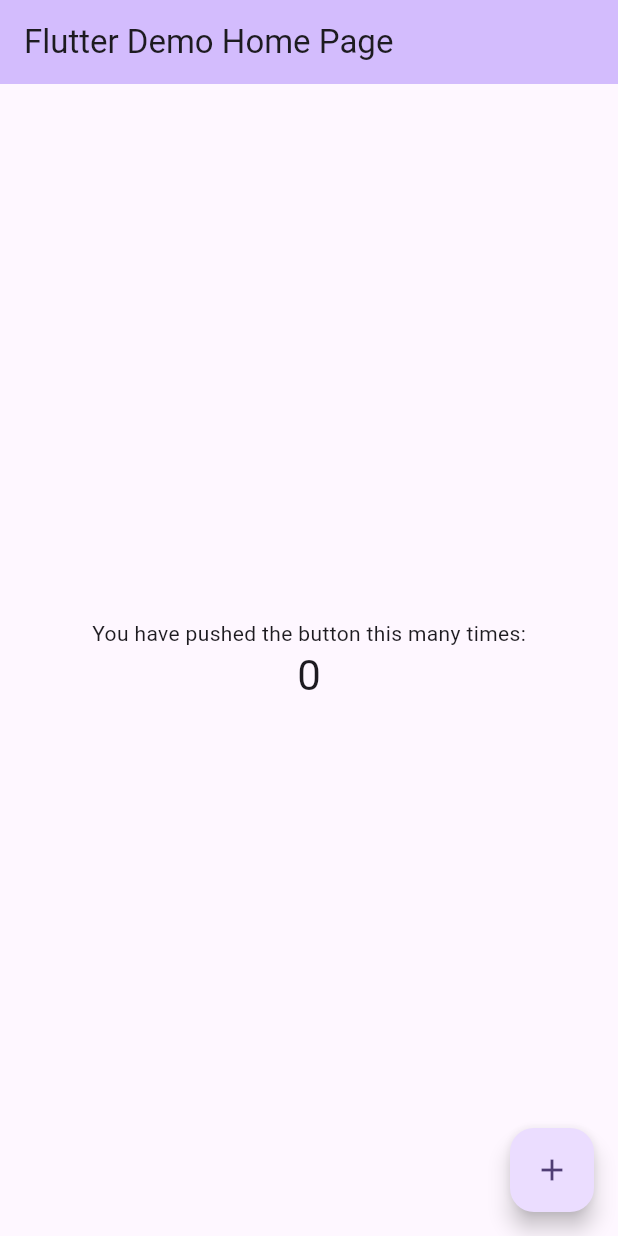
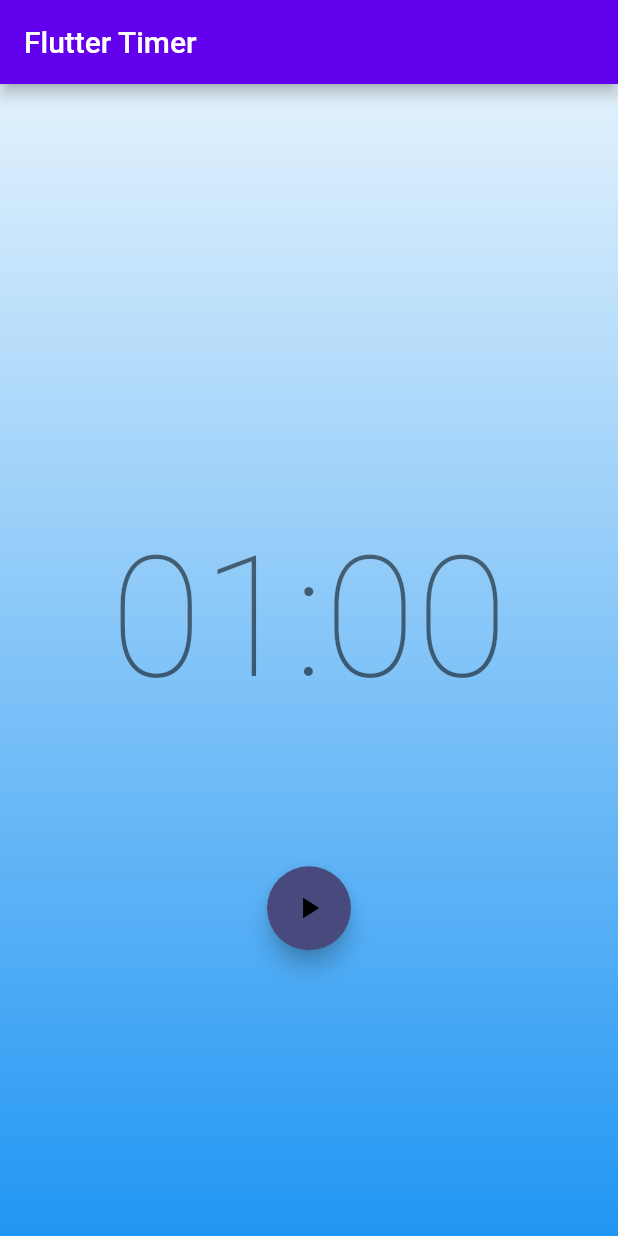
Before and after one commit to zdravkostanin1/timer, a Flutter app: the screen it shows after launch, on a phone screen of 412 x 824 dp. Run offline on Flutter 3.47's test engine with Material 2 defaults, Android fonts, the phone set to English and light mode, and no system bars; our stand-ins replace equatable, flutter_bloc.

Commit message:
finilising bloc implementation

```diff
--- a/lib/app.dart
+++ b/lib/app.dart
@@ -0,0 +1,21 @@
+import 'package:flutter/material.dart';
+import 'package:timer/timer/view/timer_page.dart';
+// import 'package:flutter_timer/timer/timer.dart';
+
+class App extends StatelessWidget {
+  const App({super.key});
+
+  @override
+  Widget build(BuildContext context) {
+    return MaterialApp(
+      title: 'Flutter Timer',
+      theme: ThemeData(
+        primaryColor: const Color.fromRGBO(109, 234, 255, 1),
+        colorScheme: const ColorScheme.light(
+          secondary: Color.fromRGBO(72, 74, 126, 1),
+        ),
+      ),
+      home: const TimerPage(),
+    );
+  }
+}
--- a/lib/main.dart
+++ b/lib/main.dart
@@ -1,125 +1,4 @@
 import 'package:flutter/material.dart';
+import 'app.dart';
 
-void main() {
-  runApp(const MyApp());
-}
-
-class MyApp extends StatelessWidget {
-  const MyApp({super.key});
-
-  // This widget is the root of your application.
-  @override
-  Widget build(BuildContext context) {
-    return MaterialApp(
-      title: 'Flutter Demo',
-      theme: ThemeData(
-        // This is the theme of your application.
-        //
-        // TRY THIS: Try running your application with "flutter run". You'll see
-        // the application has a blue toolbar. Then, without quitting the app,
-        // try changing the seedColor in the colorScheme below to Colors.green
-        // and then invoke "hot reload" (save your changes or press the "hot
-        // reload" button in a Flutter-supported IDE, or press "r" if you used
-        // the command line to start the app).
-        //
-        // Notice that the counter didn't reset back to zero; the application
-        // state is not lost during the reload. To reset the state, use hot
-        // restart instead.
-        //
-        // This works for code too, not just values: Most code changes can be
-        // tested with just a hot reload.
-        colorScheme: ColorScheme.fromSeed(seedColor: Colors.deepPurple),
-        useMaterial3: true,
-      ),
-      home: const MyHomePage(title: 'Flutter Demo Home Page'),
-    );
-  }
-}
-
-class MyHomePage extends StatefulWidget {
-  const MyHomePage({super.key, required this.title});
-
-  // This widget is the home page of your application. It is stateful, meaning
-  // that it has a State object (defined below) that contains fields that affect
-  // how it looks.
-
-  // This class is the configuration for the state. It holds the values (in this
-  // case the title) provided by the parent (in this case the App widget) and
-  // used by the build method of the State. Fields in a Widget subclass are
-  // always marked "final".
-
-  final String title;
-
-  @override
-  State<MyHomePage> createState() => _MyHomePageState();
-}
-
-class _MyHomePageState extends State<MyHomePage> {
-  int _counter = 0;
-
-  void _incrementCounter() {
-    setState(() {
-      // This call to setState tells the Flutter framework that something has
-      // changed in this State, which causes it to rerun the build method below
-      // so that the display can reflect the updated values. If we changed
-      // _counter without calling setState(), then the build method would not be
-      // called again, and so nothing would appear to happen.
-      _counter++;
-    });
-  }
-
-  @override
-  Widget build(BuildContext context) {
-    // This method is rerun every time setState is called, for instance as done
-    // by the _incrementCounter method above.
-    //
-    // The Flutter framework has been optimized to make rerunning build methods
-    // fast, so that you can just rebuild anything that needs updating rather
-    // than having to individually change instances of widgets.
-    return Scaffold(
-      appBar: AppBar(
-        // TRY THIS: Try changing the color here to a specific color (to
-        // Colors.amber, perhaps?) and trigger a hot reload to see the AppBar
-        // change color while the other colors stay the same.
-        backgroundColor: Theme.of(context).colorScheme.inversePrimary,
-        // Here we take the value from the MyHomePage object that was created by
-        // the App.build method, and use it to set our appbar title.
-        title: Text(widget.title),
-      ),
-      body: Center(
-        // Center is a layout widget. It takes a single child and positions it
-        // in the middle of the parent.
-        child: Column(
-          // Column is also a layout widget. It takes a list of children and
-          // arranges them vertically. By default, it sizes itself to fit its
-          // children horizontally, and tries to be as tall as its parent.
-          //
-          // Column has various properties to control how it sizes itself and
-          // how it positions its children. Here we use mainAxisAlignment to
-          // center the children vertically; the main axis here is the vertical
-          // axis because Columns are vertical (the cross axis would be
-          // horizontal).
-          //
-          // TRY THIS: Invoke "debug painting" (choose the "Toggle Debug Paint"
-          // action in the IDE, or press "p" in the console), to see the
-          // wireframe for each widget.
-          mainAxisAlignment: MainAxisAlignment.center,
-          children: <Widget>[
-            const Text(
-              'You have pushed the button this many times:',
-            ),
-            Text(
-              '$_counter',
-              style: Theme.of(context).textTheme.headlineMedium,
-            ),
-          ],
-        ),
-      ),
-      floatingActionButton: FloatingActionButton(
-        onPressed: _incrementCounter,
-        tooltip: 'Increment',
-        child: const Icon(Icons.add),
-      ), // This trailing comma makes auto-formatting nicer for build methods.
-    );
-  }
-}
+void main() => runApp(const App());
--- /dev/null
+++ b/lib/timer/timer.dart
@@ -0,0 +1,2 @@
+export 'bloc/timer_bloc.dart';
+export 'view/timer_page.dart';
--- /dev/null
+++ b/lib/timer/view/actions.dart
@@ -0,0 +1,64 @@
+import 'package:flutter/material.dart';
+import 'package:flutter_bloc/flutter_bloc.dart';
+import '../bloc/timer_bloc.dart';
+
+class BActions extends StatelessWidget {
+  const BActions({super.key});
+
+  @override
+  Widget build(BuildContext context) {
+    return BlocBuilder<TimerBloc, TimerState>(
+      buildWhen: (prev, state) => prev.runtimeType != state.runtimeType,
+      builder: (context, state) {
+        return Row(
+          mainAxisAlignment: MainAxisAlignment.spaceEvenly,
+          children: [
+            ...?switch (state) {
+              TimerInitial() => [
+                FloatingActionButton(
+                  child: const Icon(Icons.play_arrow),
+                  onPressed: () => context
+                      .read<TimerBloc>()
+                      .add(TimerStarted(duration: state.duration)),
+                ),
+              ],
+              TimerRunInProgress() => [
+                FloatingActionButton(
+                  child: const Icon(Icons.pause),
+                  onPressed: () =>
+                      context.read<TimerBloc>().add(const TimerPaused()),
+                ),
+                FloatingActionButton(
+                  child: const Icon(Icons.replay),
+                  onPressed: () =>
+                      context.read<TimerBloc>().add(const TimerReset()),
+                ),
+              ],
+              TimerRunPause() => [
+                FloatingActionButton(
+                  child: const Icon(Icons.play_arrow),
+                  onPressed: () =>
+                      context.read<TimerBloc>().add(const TimerResumed()),
+                ),
+                FloatingActionButton(
+                  child: const Icon(Icons.replay),
+                  onPressed: () =>
+                      context.read<TimerBloc>().add(const TimerReset()),
+                ),
+              ],
+              TimerRunComplete() => [
+                FloatingActionButton(
+                  child: const Icon(Icons.replay),
+                  onPressed: () =>
+                      context.read<TimerBloc>().add(const TimerReset()),
+                ),
+              ],
+              // TODO: Handle this case.
+              TimerState() => null,
+            }
+          ],
+        );
+      },
+    );
+  }
+}
--- /dev/null
+++ b/lib/timer/view/background.dart
@@ -0,0 +1,20 @@
+import 'package:flutter/material.dart';
+
+class Background extends StatelessWidget {
+  const Background({Key? key}) : super(key: key);
+  @override
+  Widget build(BuildContext context) {
+    return Container(
+      decoration: BoxDecoration(
+        gradient: LinearGradient(
+          begin: Alignment.topCenter,
+          end: Alignment.bottomCenter,
+          colors: [
+            Colors.blue.shade50,
+            Colors.blue.shade500,
+          ],
+        ),
+      ),
+    );
+  }
+}
--- a/lib/timer/view/timer_page.dart
+++ b/lib/timer/view/timer_page.dart
@@ -0,0 +1,58 @@
+import 'package:flutter/material.dart' hide Action;
+import 'package:flutter_bloc/flutter_bloc.dart';
+import '../../ticker.dart';
+import '../bloc/timer_bloc.dart';
+import 'background.dart';
+import 'actions.dart';
+
+class TimerPage extends StatelessWidget {
+  const TimerPage({Key? key}) : super(key: key);
+  @override
+  Widget build(BuildContext context) {
+    return BlocProvider(
+      create: (_) => TimerBloc(ticker: const Ticker()),
+      child: const TimerView(),
+    );
+  }
+}
+
+class TimerView extends StatelessWidget {
+  const TimerView({Key? key}) : super(key: key);
+  @override
+  Widget build(BuildContext context) {
+    return Scaffold(
+      appBar: AppBar(title: const Text('Flutter Timer')),
+      body: const Stack(
+        children: [
+          Background(),
+          Column(
+            mainAxisAlignment: MainAxisAlignment.center,
+            crossAxisAlignment: CrossAxisAlignment.center,
+            children: <Widget>[
+              Padding(
+                padding: EdgeInsets.symmetric(vertical: 100.0),
+                child: Center(child: TimerText()),
+              ),
+              BActions(),
+            ],
+          ),
+        ],
+      ),
+    );
+  }
+}
+
+class TimerText extends StatelessWidget {
+  const TimerText({Key? key}) : super(key: key);
+  @override
+  Widget build(BuildContext context) {
+    final duration = context.select((TimerBloc bloc) => bloc.state.duration);
+    final minutesStr =
+    ((duration / 60) % 60).floor().toString().padLeft(2, '0');
+    final secondsStr = (duration % 60).floor().toString().padLeft(2, '0');
+    return Text(
+      '$minutesStr:$secondsStr',
+      style: Theme.of(context).textTheme.headline1,
+    );
+  }
+}
```
